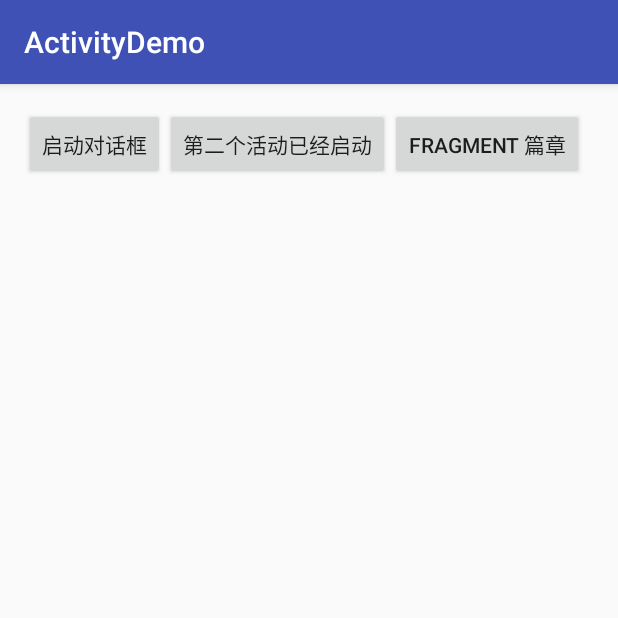
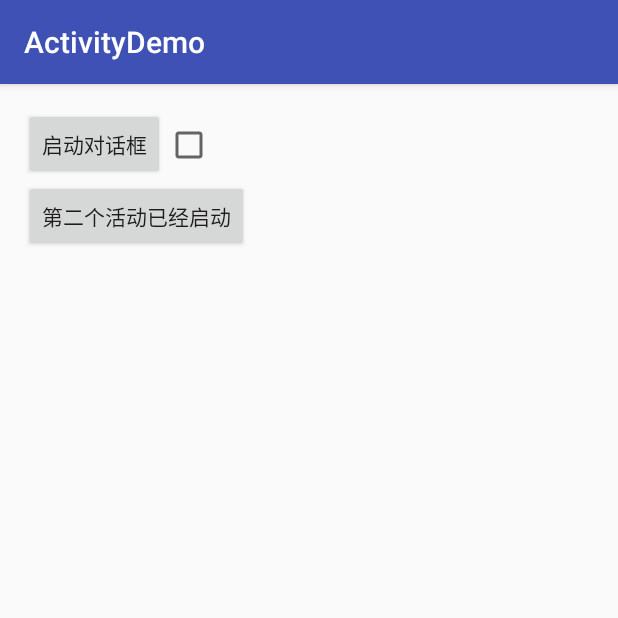
Before and after one commit to xcc3641/ActivityLifeDemo, an Android app: the screen it shows after launch (OtherActivity), after a tap on "启动其他活动", on a phone screen of 412 x 824 dp, the top half of it. Run offline under Robolectric (Android 15) with nearby library versions, the phone set to English and light mode, and no system bars.

```diff
--- a/app/src/main/java/com/hugo/demo/activitydemo/ActivityChapter/BaseActivity.java
+++ b/app/src/main/java/com/hugo/demo/activitydemo/ActivityChapter/BaseActivity.java
@@ -12,62 +12,64 @@ import com.hugo.demo.activitydemo.util.KLog;
  * GitHub: https://github.com/xcc3641
  * Info:
  */
-public class BaseActivity extends AppCompatActivity {
+public  class BaseActivity extends AppCompatActivity {
     private static final String STATE = "state";
+    private boolean onLog = true;
 
     @Override
     protected void onCreate(Bundle savedInstanceState) {
         super.onCreate(savedInstanceState);
         setContentView(R.layout.activity_text);
-        KLog.d(getClass().getSimpleName(),"onCreate");
+        KLog.d(getClass().getSimpleName(), "onCreate");
     }
 
     @Override
     protected void onStart() {
         super.onStart();
-        KLog.d(getClass().getSimpleName(),"onStart");
+
+        KLog.d(getClass().getSimpleName(), "onStart");
     }
 
     @Override
     protected void onPause() {
         super.onPause();
-        KLog.d(getClass().getSimpleName(),"onPause");
+        KLog.d(getClass().getSimpleName(), "onPause");
     }
 
     @Override
     protected void onRestart() {
         super.onRestart();
-        KLog.d(getClass().getSimpleName(),"onRestart");
+        KLog.d(getClass().getSimpleName(), "onRestart");
     }
 
     @Override
     protected void onResume() {
         super.onResume();
-        KLog.d(getClass().getSimpleName(),"onResume");
+        KLog.d(getClass().getSimpleName(), "onResume");
     }
 
     @Override
     protected void onStop() {
         super.onStop();
-        KLog.d(getClass().getSimpleName(),"onStop");
+        KLog.d(getClass().getSimpleName(), "onStop");
     }
 
     @Override
     protected void onDestroy() {
         super.onDestroy();
-        KLog.d(getClass().getSimpleName(),"onDestroy");
+        KLog.d(getClass().getSimpleName(), "onDestroy");
     }
 
     @Override
     protected void onSaveInstanceState(Bundle outState) {
         super.onSaveInstanceState(outState);
-        KLog.d(getClass().getSimpleName(),"onSaveInstanceState");
+        KLog.d(getClass().getSimpleName(), "onSaveInstanceState");
         outState.putString(STATE, "test");
     }
 
     @Override
     protected void onRestoreInstanceState(Bundle savedInstanceState) {
         super.onRestoreInstanceState(savedInstanceState);
-        KLog.d(getClass().getSimpleName(),"[onRestoreInstanceState]: " + savedInstanceState.getString(STATE));
+        KLog.d(getClass().getSimpleName(), "[onRestoreInstanceState]: " + savedInstanceState.getString(STATE));
     }
 }
--- a/app/src/main/java/com/hugo/demo/activitydemo/ActivityChapter/MainActivity.java
+++ b/app/src/main/java/com/hugo/demo/activitydemo/ActivityChapter/MainActivity.java
@@ -2,8 +2,10 @@ package com.hugo.demo.activitydemo.ActivityChapter;
 
 import android.content.Intent;
 import android.os.Bundle;
+import android.support.v7.app.AlertDialog;
 import android.view.View;
 import android.widget.Button;
+import android.widget.CheckBox;
 import com.hugo.demo.activitydemo.FragmentChapter.HostActivity;
 import com.hugo.demo.activitydemo.R;
 
@@ -12,6 +14,7 @@ public class MainActivity extends BaseActivity {
     Button content;
     Button btShowDialog;
     Button btFragment;
+    CheckBox checkbox;
 
     @Override
     protected void onCreate(Bundle savedInstanceState) {
@@ -31,7 +34,11 @@ public class MainActivity extends BaseActivity {
         btShowDialog.setOnClickListener(new View.OnClickListener() {
             @Override
             public void onClick(View v) {
-                startActivity(new Intent(MainActivity.this, DialogActivity.class));
+                if (checkbox.isChecked()) {
+                    startActivity(new Intent(MainActivity.this, DialogActivity.class));
+                } else {
+                    new AlertDialog.Builder(MainActivity.this).setMessage("这里是普通的 Dialog").show();
+                }
             }
         });
 
@@ -42,5 +49,7 @@ public class MainActivity extends BaseActivity {
                 startActivity(new Intent(MainActivity.this, HostActivity.class));
             }
         });
+
+        checkbox = (CheckBox) findViewById(R.id.checkbox);
     }
 }
--- a/app/src/main/java/com/hugo/demo/activitydemo/ActivityChapter/OtherActivity.java
+++ b/app/src/main/java/com/hugo/demo/activitydemo/ActivityChapter/OtherActivity.java
@@ -1,6 +1,7 @@
 package com.hugo.demo.activitydemo.ActivityChapter;
 
 import android.os.Bundle;
+import android.view.View;
 import android.widget.Button;
 import com.hugo.demo.activitydemo.R;
 
@@ -13,13 +14,17 @@ import com.hugo.demo.activitydemo.R;
  */
 public class OtherActivity extends BaseActivity {
     Button content;
-
+    Button btFragment;
     @Override
     protected void onCreate(Bundle savedInstanceState) {
         super.onCreate(savedInstanceState);
         setContentView(R.layout.activity_main);
         content = (Button) findViewById(R.id.bt_content);
+        assert content != null;
         content.setText("第二个活动已经启动");
+        btFragment = (Button) findViewById(R.id.bt_fragment);
+        assert btFragment != null;
+        btFragment.setVisibility(View.GONE);
     }
 
 }
--- /dev/null
+++ b/app/src/main/java/com/hugo/demo/activitydemo/ViewPagerChapter/HostActivity.java
@@ -0,0 +1,14 @@
+package com.hugo.demo.activitydemo.ViewPagerChapter;
+
+import com.hugo.demo.activitydemo.ActivityChapter.BaseActivity;
+
+/**
+ * Created by HugoXie on 16/8/1.
+ *
+ * Email: Hugo3641@gamil.com
+ * GitHub: https://github.com/xcc3641
+ * Info:
+ */
+public class HostActivity extends BaseActivity {
+
+}
--- a/app/src/main/res/layout/activity_main.xml
+++ b/app/src/main/res/layout/activity_main.xml
@@ -4,17 +4,26 @@
     xmlns:tools="http://schemas.android.com/tools"
     android:layout_width="match_parent"
     android:layout_height="match_parent"
+    android:orientation="vertical"
     android:paddingBottom="@dimen/activity_vertical_margin"
     android:paddingLeft="@dimen/activity_horizontal_margin"
     android:paddingRight="@dimen/activity_horizontal_margin"
     android:paddingTop="@dimen/activity_vertical_margin"
     tools:context=".ActivityChapter.MainActivity">
+    <LinearLayout
+        android:layout_width="wrap_content"
+        android:layout_height="wrap_content">
+        <Button
+            android:id="@+id/bt_showdialog"
+            android:layout_width="wrap_content"
+            android:layout_height="wrap_content"
+            android:text="启动对话框"/>
+        <CheckBox
+            android:id="@+id/checkbox"
+            android:layout_width="wrap_content"
+            android:layout_height="wrap_content"/>
+    </LinearLayout>
 
-    <Button
-        android:id="@+id/bt_showdialog"
-        android:layout_width="wrap_content"
-        android:layout_height="wrap_content"
-        android:text="启动对话框"/>
 
     <Button
         android:id="@+id/bt_content"
```
